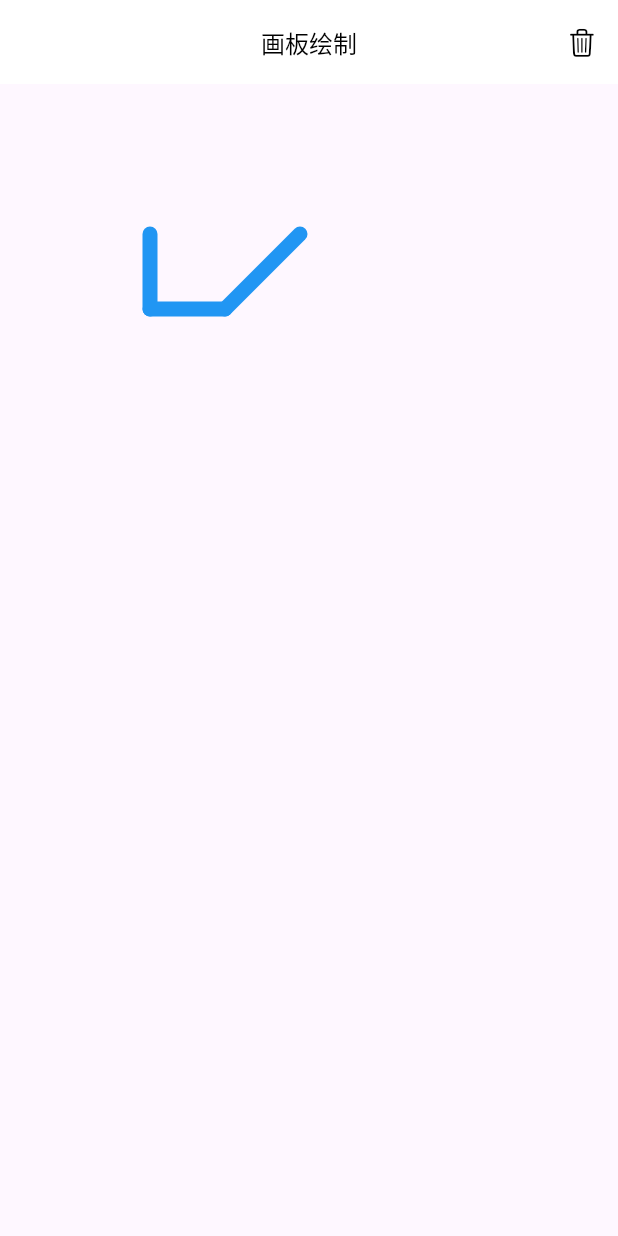
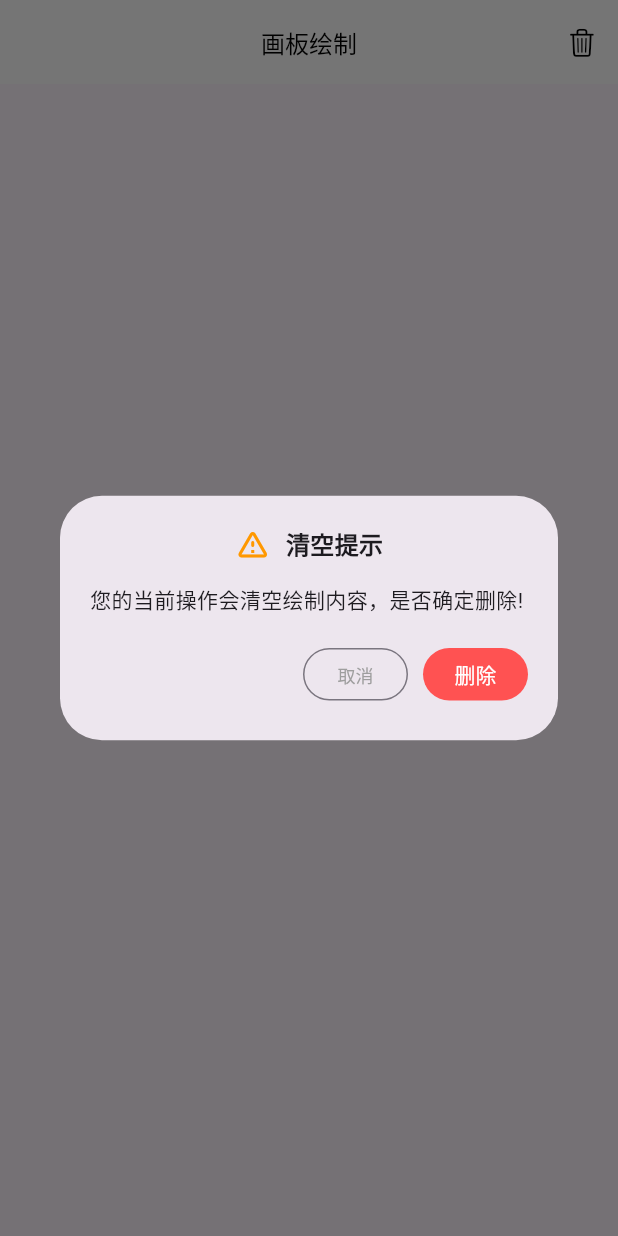
Before and after one commit to clg0118/flutter_first_station, a Flutter app: the screen it shows after launch, after a tap on an icon or button, on a phone screen of 412 x 824 dp. Run offline on Flutter 3.47's test engine with Material 3 defaults, Android fonts, the light colour scheme and no system bars; missing offline and left inert: flame_audio.

Commit message:
画板代码提交

```diff
--- /dev/null
+++ b/lib/pager/conform_dialog.dart
@@ -0,0 +1,96 @@
+import 'package:flutter/material.dart';
+
+class ConformDialog extends StatelessWidget {
+  final String title;
+  final String msg;
+  final String conformText;
+  final VoidCallback onConform;
+
+  ConformDialog({Key? key,
+    required this.title,
+    required this.msg,
+    required this.onConform,
+    this.conformText = '删除'})
+      : super(key: key);
+
+  final ButtonStyle conformStyle = ElevatedButton.styleFrom(
+      backgroundColor: Colors.redAccent,
+      foregroundColor: Colors.white,
+      elevation: 0,
+      minimumSize: const Size(70, 35),
+      padding: EdgeInsets.zero,
+      shape: const StadiumBorder());
+
+  final ButtonStyle cancelStyle = OutlinedButton.styleFrom(
+      elevation: 0,
+      minimumSize: const Size(70, 35),
+      padding: EdgeInsets.zero,
+      shape: const StadiumBorder());
+
+  @override
+  Widget build(BuildContext context) {
+    return Dialog(
+      child: Padding(
+        padding: const EdgeInsets.all(20.0),
+        child: Column(
+          crossAxisAlignment: CrossAxisAlignment.start,
+          mainAxisSize: MainAxisSize.min,
+          children: <Widget>[
+            _buildTitle(),
+            _buildMessage(),
+            _buildButtons(context)
+          ],
+        ),
+      ),
+    );
+  }
+
+  Widget _buildTitle() =>
+      Row(
+        mainAxisAlignment: MainAxisAlignment.center,
+        children: [
+          const Icon(Icons.warning_amber_rounded, color: Colors.orange),
+          const SizedBox(
+            width: 10,
+          ),
+          Text(
+            title,
+            style: const TextStyle(fontSize: 16, fontWeight: FontWeight.bold),
+          ),
+        ],
+      );
+
+  Widget _buildMessage() =>
+      Padding(
+        padding: const EdgeInsets.only(
+          top: 15,
+          bottom: 15,
+        ),
+        child: Text(
+          msg,
+          style: const TextStyle(fontSize: 14),
+        ),
+      );
+
+  Widget _buildButtons(BuildContext context) =>
+      Row(
+        children: [
+          const Spacer(),
+          OutlinedButton(
+            onPressed: Navigator
+                .of(context)
+                .pop,
+            style: cancelStyle,
+            child: const Text(
+              '取消',
+              style: TextStyle(fontSize: 12, color: Colors.grey),
+            ),
+          ),
+          const SizedBox(width: 10),
+          ElevatedButton(
+              onPressed: onConform,
+              style: conformStyle,
+              child: Text(conformText))
+        ],
+      );
+}
--- /dev/null
+++ b/lib/pager/model.dart
@@ -0,0 +1,9 @@
+import 'package:flutter/material.dart';
+
+class Line {
+  List<Offset> points;
+  Color color;
+  double strokeWidth;
+
+  Line({required this.points, this.color = Colors.black, this.strokeWidth = 1});
+}
--- a/lib/pager/pager.dart
+++ b/lib/pager/pager.dart
@@ -1,7 +1,11 @@
+import 'dart:core';
 import 'dart:ui';
 
 import 'package:flutter/material.dart';
+import 'package:flutter_first_station/pager/conform_dialog.dart';
 import 'package:flutter_first_station/pager/pager_app_bar.dart';
+
+import 'model.dart';
 
 class Pager extends StatefulWidget {
   const Pager({Key? key}) : super(key: key);
@@ -11,34 +15,88 @@ class Pager extends StatefulWidget {
 }
 
 class _PagerState extends State<Pager> {
+  List<Line> _lines = [];
+
+  int _activeColorIndex = 0;
+  int _activeStrokeIndex = 0;
+
+  final List<Color> supportColors = [
+    Colors.black,
+    Colors.red,
+    Colors.orange,
+    Colors.yellow,
+    Colors.green,
+    Colors.blue,
+    Colors.indigo,
+    Colors.purple
+  ];
+
+  final List<double> supportStrokeWidth = [1, 2, 4, 6, 8, 10];
+
   @override
   Widget build(BuildContext context) {
     return Scaffold(
-      appBar: PagerAppBar(onClear: _clear),
-      body: CustomPaint(
-        painter: PaperPainter(),
-        child: ConstrainedBox(constraints: const BoxConstraints.expand()),
-      ),
+      appBar: PagerAppBar(onClear: _showClearDialog),
+      body: GestureDetector(
+          onPanStart: _onPanStart,
+          onPanUpdate: _onPanUpdate,
+          child: CustomPaint(
+            painter: PaperPainter(
+              lines: _lines,
+            ),
+            child: ConstrainedBox(constraints: const BoxConstraints.expand()),
+          )),
     );
   }
 
-  void _clear() {}
+  void _showClearDialog() {
+    String msg = '您的当前操作会清空绘制内容，是否确定删除!';
+    showDialog(
+        context: context,
+        builder: (ctx) =>
+            ConformDialog(title: '清空提示', msg: msg, onConform: _clear));
+  }
+
+  void _clear() {
+    _lines.clear();
+    Navigator.of(context).pop();
+    setState(() {});
+  }
+
+  void _onPanStart(DragStartDetails details) {
+    _lines.add(Line(points: [details.localPosition]));
+  }
+
+  void _onPanUpdate(DragUpdateDetails details) {
+    _lines.last.points.add(details.localPosition);
+    setState(() {});
+  }
 }
 
 class PaperPainter extends CustomPainter {
+  late Paint _paint;
+
+  final List<Line> lines;
+
+  PaperPainter({
+    required this.lines,
+  }) {
+    _paint = Paint()
+      ..style = PaintingStyle.stroke
+      ..strokeCap = StrokeCap.round;
+  }
+
   @override
   void paint(Canvas canvas, Size size) {
-    List<Offset> points = const [
-      Offset(100, 100),
-      Offset(100, 150),
-      Offset(150, 150),
-      Offset(200, 100)
-    ];
-    Paint paint = Paint();
-    paint.strokeWidth = 10;
-    paint.strokeCap = StrokeCap.round;
-    paint.color = Colors.blue;
-    canvas.drawPoints(PointMode.polygon, points, paint);
+    for (var line in lines) {
+      drawLine(canvas, line);
+    }
+  }
+
+  void drawLine(Canvas canvas, Line line) {
+    _paint.color = line.color;
+    _paint.strokeWidth = line.strokeWidth;
+    canvas.drawPoints(PointMode.polygon, line.points, _paint);
   }
 
   @override
```
